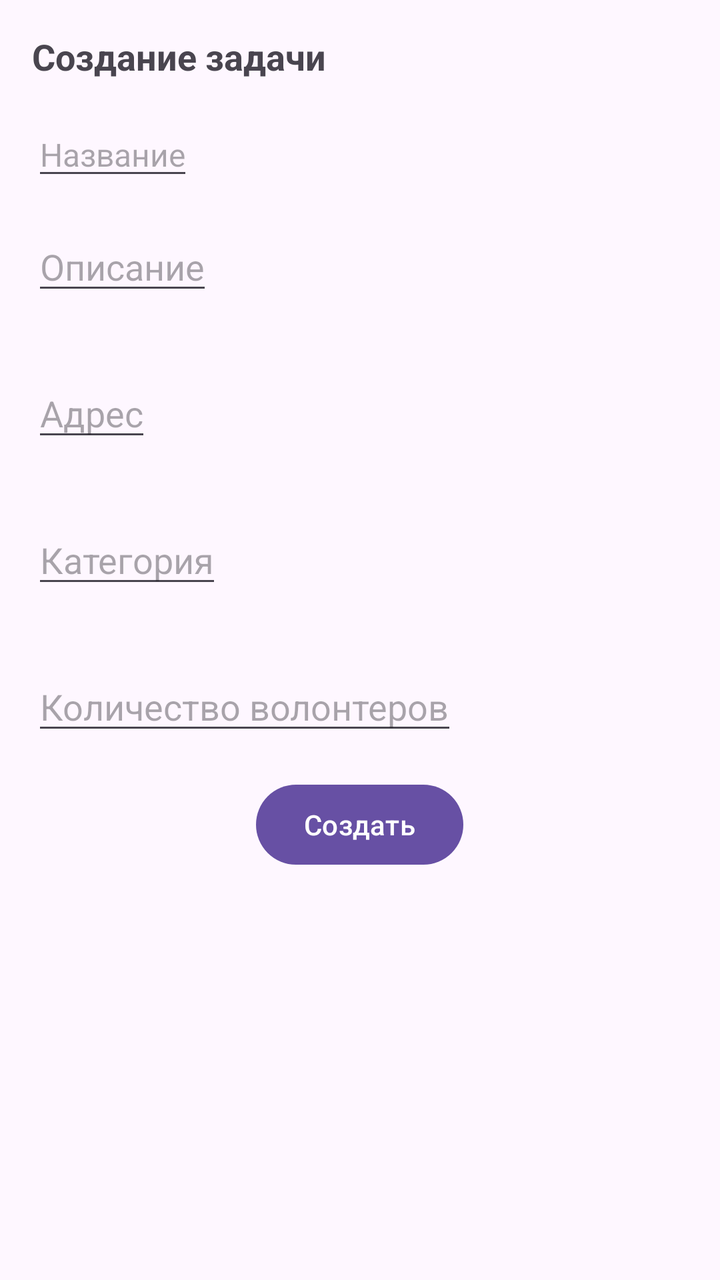
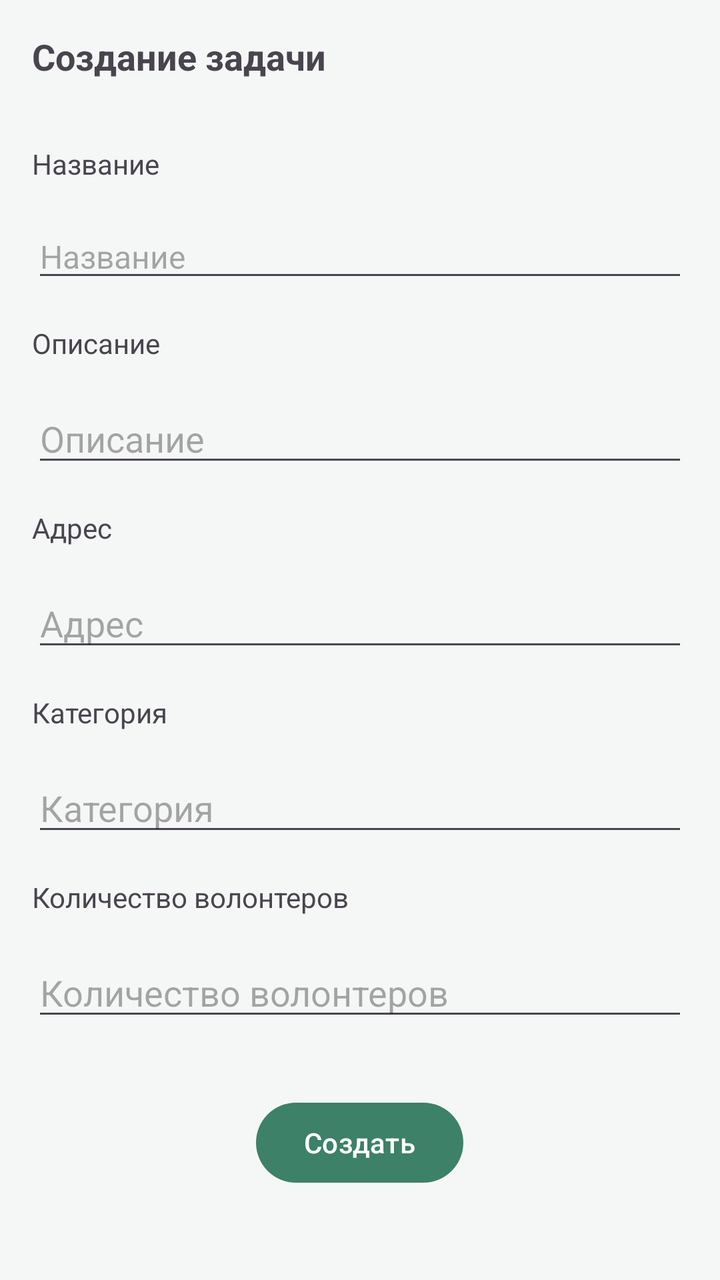

Compare the two renders of this Android layout. The source of the first and the diff that turns it into the second are given below.
<!-- AndroidManifest.xml: application theme Theme.Microvolunteering -->
<!-- res/layout/fragment_create_task.xml -->
<?xml version="1.0" encoding="utf-8"?>
<FrameLayout xmlns:android="http://schemas.android.com/apk/res/android"
    xmlns:tools="http://schemas.android.com/tools"
    android:layout_width="match_parent"
    android:layout_height="match_parent"
    tools:context=".presentation.ui.CreateTaskFragment">

    <ProgressBar
        android:id="@+id/progressBar"
        android:layout_width="wrap_content"
        android:layout_height="wrap_content"
        android:layout_gravity="center"
        android:visibility="gone"/>

    <LinearLayout
        android:id="@+id/content"
        android:layout_width="match_parent"
        android:layout_height="match_parent"
        android:orientation="vertical">

        <TextView
            android:id="@+id/title"
            android:layout_width="wrap_content"
            android:layout_height="wrap_content"
            android:layout_margin="16dp"
            android:textSize="18sp"
            android:textStyle="bold"
            android:text="@string/create_task"/>

        <EditText
            android:id="@+id/title_edit"
            android:layout_width="wrap_content"
            android:layout_height="wrap_content"
            android:layout_marginStart="16dp"
            android:textSize="16sp"
            android:hint="@string/name"/>

        <EditText
            android:id="@+id/description_edit"
            android:layout_width="wrap_content"
            android:layout_height="wrap_content"
            android:layout_margin="16dp"
            android:hint="@string/description"/>

        <EditText
            android:id="@+id/address_edit"
            android:layout_width="wrap_content"
            android:layout_height="wrap_content"
            android:layout_margin="16dp"
            android:hint="@string/address"/>

        <EditText
            android:id="@+id/category"
            android:layout_width="wrap_content"
            android:layout_height="wrap_content"
            android:layout_margin="16dp"
            android:hint="@string/category"/>

        <EditText
            android:id="@+id/vol_needed"
            android:layout_width="wrap_content"
            android:layout_height="wrap_content"
            android:layout_margin="16dp"
            android:hint="@string/number_volunteers"/>

        <Button
            android:id="@+id/btn_save"
            android:layout_width="wrap_content"
            android:layout_height="wrap_content"
            android:text="@string/create"
            android:layout_gravity="center"/>

    </LinearLayout>
</FrameLayout>
<!-- resources referenced by this layout -->
<resources>
  <string name="address">Адрес</string>
  <string name="category">Категория</string>
  <string name="create">Создать</string>
  <string name="create_task">Создание задачи</string>
  <string name="description">Описание</string>
  <string name="name">Название</string>
  <string name="number_volunteers">Количество волонтеров</string>
  <style name="Theme.Microvolunteering" parent="Base.Theme.Microvolunteering" />
  <style name="Base.Theme.Microvolunteering" parent="Theme.Material3.DayNight.NoActionBar">
          
          
      </style>
</resources>

<!-- the commit's change to res/layout/fragment_create_task.xml (unified diff, before → after) -->
@@ -27,46 +27,87 @@
             android:textStyle="bold"
             android:text="@string/create_task"/>
 
+        <TextView
+            android:layout_width="wrap_content"
+            android:layout_height="wrap_content"
+            android:layout_marginTop="16dp"
+            android:layout_marginHorizontal="16dp"
+            android:text="@string/name"/>
+
         <EditText
             android:id="@+id/title_edit"
-            android:layout_width="wrap_content"
+            android:layout_width="match_parent"
             android:layout_height="wrap_content"
-            android:layout_marginStart="16dp"
+            android:layout_marginTop="16dp"
+            android:layout_marginHorizontal="16dp"
             android:textSize="16sp"
             android:hint="@string/name"/>
 
+        <TextView
+            android:layout_width="wrap_content"
+            android:layout_height="wrap_content"
+            android:layout_marginTop="16dp"
+            android:layout_marginHorizontal="16dp"
+            android:text="@string/description"/>
+
         <EditText
             android:id="@+id/description_edit"
+            android:layout_width="match_parent"
+            android:layout_height="wrap_content"
+            android:layout_marginTop="16dp"
+            android:layout_marginHorizontal="16dp"
+            android:hint="@string/description"/>
+
+        <TextView
             android:layout_width="wrap_content"
             android:layout_height="wrap_content"
-            android:layout_margin="16dp"
-            android:hint="@string/description"/>
+            android:layout_marginTop="16dp"
+            android:layout_marginHorizontal="16dp"
+            android:text="@string/address"/>
 
         <EditText
             android:id="@+id/address_edit"
+            android:layout_width="match_parent"
+            android:layout_height="wrap_content"
+            android:layout_marginTop="16dp"
+            android:layout_marginHorizontal="16dp"
+            android:hint="@string/address"/>
+
+        <TextView
             android:layout_width="wrap_content"
             android:layout_height="wrap_content"
-            android:layout_margin="16dp"
-            android:hint="@string/address"/>
+            android:layout_marginTop="16dp"
+            android:layout_marginHorizontal="16dp"
+            android:text="@string/category"/>
 
         <EditText
             android:id="@+id/category"
+            android:layout_width="match_parent"
+            android:layout_height="wrap_content"
+            android:layout_marginTop="16dp"
+            android:layout_marginHorizontal="16dp"
+            android:hint="@string/category"/>
+
+        <TextView
             android:layout_width="wrap_content"
             android:layout_height="wrap_content"
-            android:layout_margin="16dp"
-            android:hint="@string/category"/>
+            android:layout_marginTop="16dp"
+            android:layout_marginHorizontal="16dp"
+            android:text="@string/number_volunteers_edit"/>
 
         <EditText
             android:id="@+id/vol_needed"
-            android:layout_width="wrap_content"
+            android:layout_width="match_parent"
             android:layout_height="wrap_content"
-            android:layout_margin="16dp"
-            android:hint="@string/number_volunteers"/>
+            android:layout_marginTop="16dp"
+            android:layout_marginHorizontal="16dp"
+            android:hint="@string/number_volunteers_edit"/>
 
         <Button
             android:id="@+id/btn_save"
             android:layout_width="wrap_content"
             android:layout_height="wrap_content"
+            android:layout_marginTop="32dp"
             android:text="@string/create"
             android:layout_gravity="center"/>
 
<!-- resource entries referenced after the edit -->
@@ -6,11 +6,28 @@
   <string name="create_task">Создание задачи</string>
   <string name="description">Описание</string>
   <string name="name">Название</string>
-  <string name="number_volunteers">Количество волонтеров</string>
+  <string name="number_volunteers_edit">Количество волонтеров</string>
   <style name="Theme.Microvolunteering" parent="Base.Theme.Microvolunteering" />
   <style name="Base.Theme.Microvolunteering" parent="Theme.Material3.DayNight.NoActionBar">
+  
+          <item name="colorPrimary">@color/brand_primary</item>     
+          <item name="colorPrimaryVariant">@color/brand_primary</item>
+          <item name="colorOnPrimary">@color/white</item>
+  
           
+          <item name="android:windowBackground">@color/app_background</item>
+  
           
+          <item name="android:statusBarColor">@color/brand_primary</item>
+  
+          
+          <item name="android:textColorPrimary">@color/text_primary</item>
+          <item name="colorSecondary">@color/brand_primary</item>
+  
       </style>
+  <color name="brand_primary">#3D8168</color>
+  <color name="white">#FFFFFFFF</color>
+  <color name="app_background">#F5F7F6</color>
+  <color name="text_primary">#1C352D</color>
 </resources>
 
